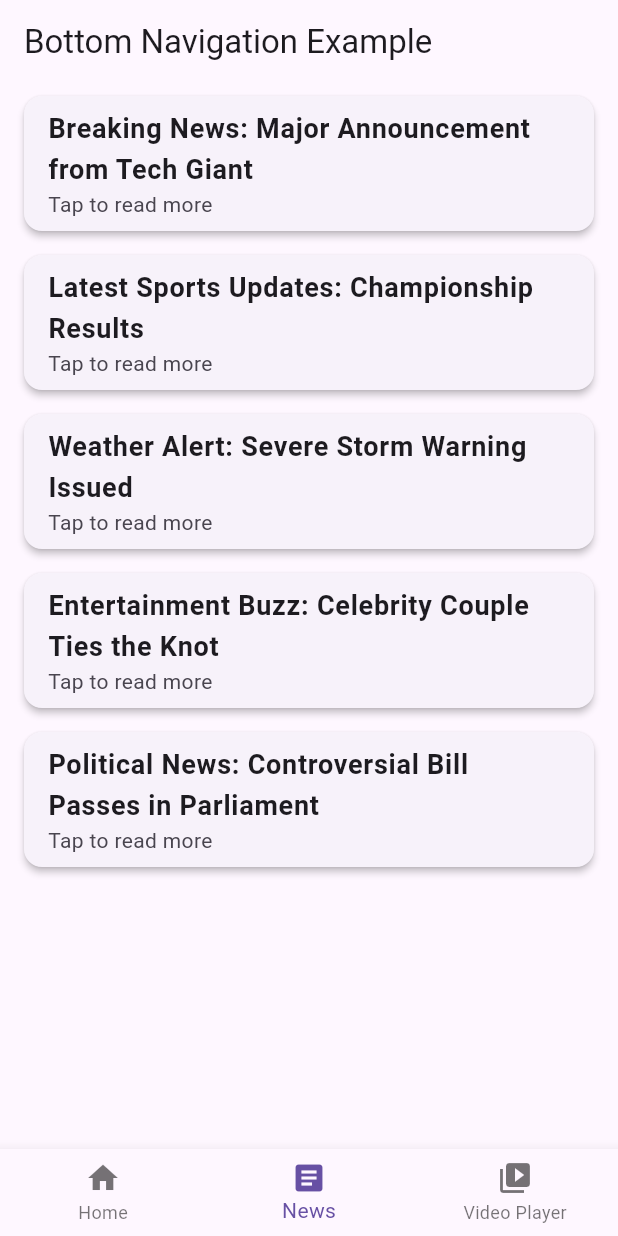
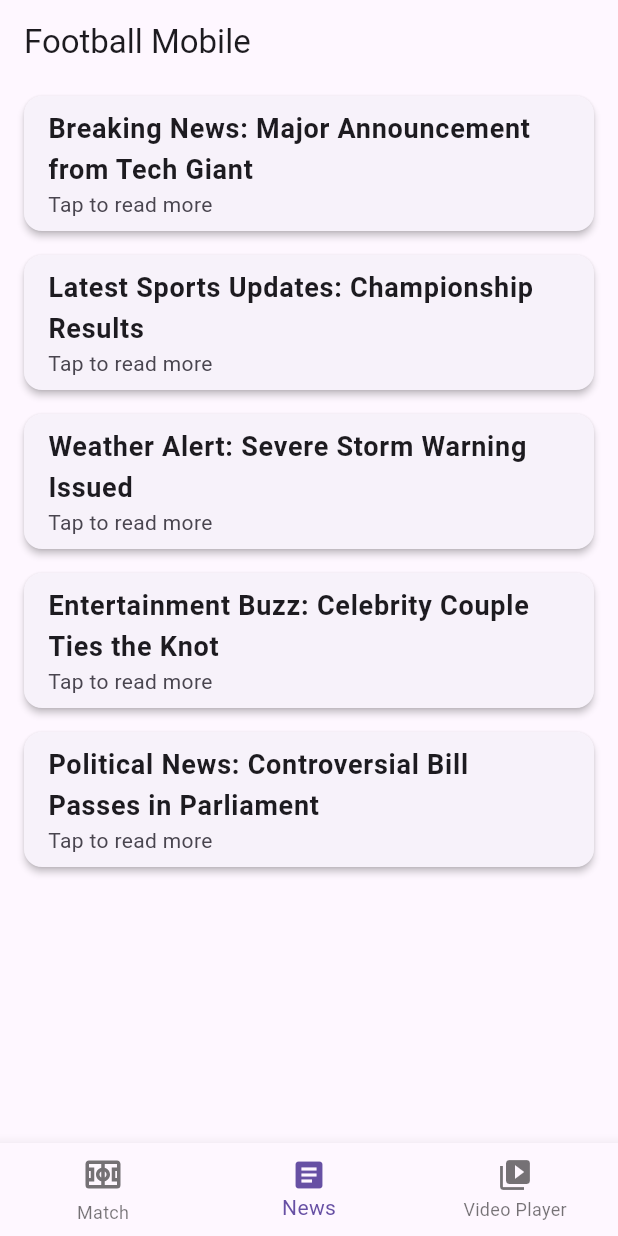
Before and after one commit to entaku0818/footballNews, a Flutter app: the screen it shows after launch, item 2 of the bottom bar chosen, on a phone screen of 412 x 824 dp. Run offline on Flutter 3.47's test engine with Material 3 defaults, Android fonts, the phone set to English and light mode, and no system bars; our stand-ins replace cloud_firestore, firebase_core, flutter_svg, freezed_annotation, youtube_player_flutter; accounts and stored records are empty.

Commit message:
メニューを修正

```diff
--- a/lib/MatchResultsScreen.dart
+++ b/lib/MatchResultsScreen.dart
@@ -11,9 +11,6 @@ class MatchResultsScreen extends StatelessWidget {
   @override
   Widget build(BuildContext context) {
     return Scaffold(
-      appBar: AppBar(
-        title: Text('Match Results'),
-      ),
       body: StreamBuilder<List<MatchResult>>(
         stream: _firestoreService.fetchMatchResults(),
         builder: (context, snapshot) {
--- a/lib/main.dart
+++ b/lib/main.dart
@@ -4,6 +4,8 @@ import 'package:footballnews/NewsListScreen.dart';
 import 'package:footballnews/VideoPlayerScreen.dart';
 import 'package:firebase_core/firebase_core.dart';
 import 'firebase_options.dart';
+import 'package:flutter_svg/flutter_svg.dart';
+
 
 void main() async{
 WidgetsFlutterBinding.ensureInitialized();
@@ -49,7 +51,7 @@ class _BottomNavigationExampleState extends State<BottomNavigationExample> {
   Widget build(BuildContext context) {
     return Scaffold(
       appBar: AppBar(
-        title: Text('Bottom Navigation Example'),
+        title: const Text('Football Mobile'),
       ),
       body: _pages[_currentIndex],
       bottomNavigationBar: BottomNavigationBar(
@@ -57,14 +59,14 @@ class _BottomNavigationExampleState extends State<BottomNavigationExample> {
         onTap: _onItemTapped,
         items: [
           BottomNavigationBarItem(
-            icon: Icon(Icons.home),
-            label: 'Home',
+          icon: SvgPicture.asset('assets/soccer_field_icon.svg', width: 28, height: 28, color: _currentIndex == 0 ? Colors.blueAccent : Colors.black54, ),
+            label: 'Match',
           ),
-          BottomNavigationBarItem(
+          const BottomNavigationBarItem(
             icon: Icon(Icons.article),
             label: 'News',
           ),
-          BottomNavigationBarItem(
+          const BottomNavigationBarItem(
             icon: Icon(Icons.video_library),
             label: 'Video Player',
           ),
--- a/pubspec.yaml
+++ b/pubspec.yaml
@@ -42,6 +42,7 @@ dependencies:
   freezed_annotation: ^2.4.1
   json_annotation: ^4.9.0
   intl: ^0.19.0
+  flutter_svg: ^2.0.10+1
 
 
 dev_dependencies:
@@ -67,7 +68,8 @@ flutter:
   # included with your application, so that you can use the icons in
   # the material Icons class.
   uses-material-design: true
-
+  assets:
+    - assets/soccer_field_icon.svg
   # To add assets to your application, add an assets section, like this:
   # assets:
   #   - images/a_dot_burr.jpeg
```
Also changed, not shown: assets/soccer_field_icon.svg (added), pubspec.lock.
